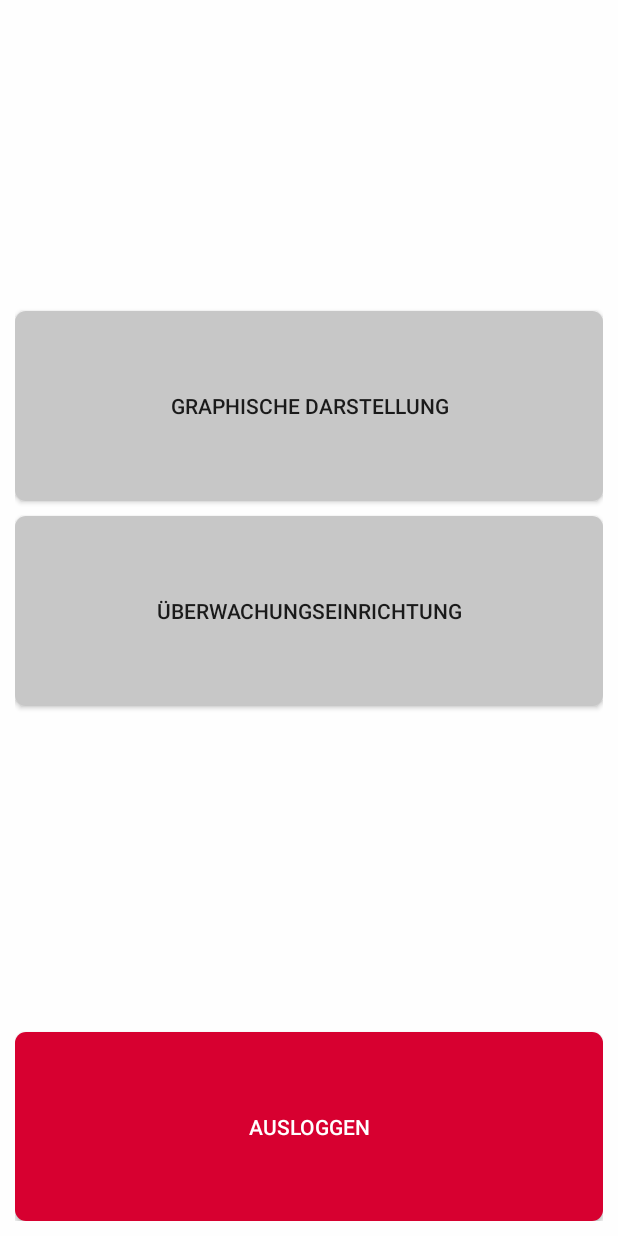
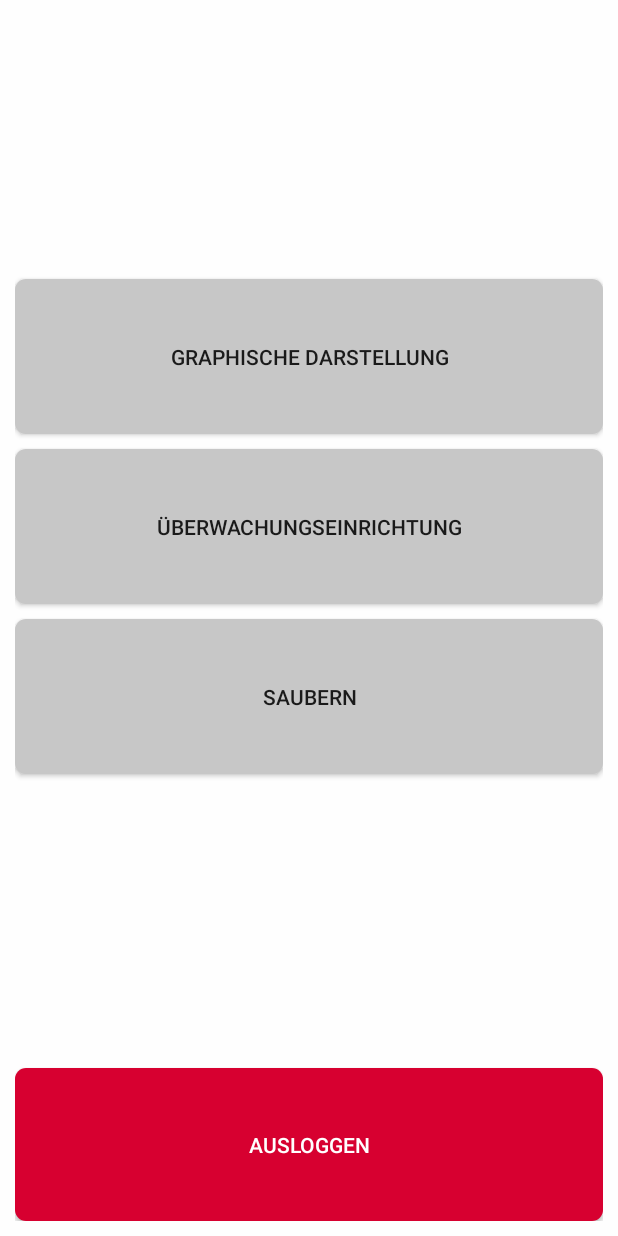
Before and after one commit to Azhimkulov/HeartRateMonitor, an Android app: the layout activity_patient_room.xml on its own in the app's theme, with its tools: preview values and no code run, on a phone screen of 412 x 824 dp. Run offline under Robolectric (Android 15) with nearby library versions, the phone set to English and light mode, and no system bars.

```diff
--- a/Android/app/src/main/res/layout/activity_patient_room.xml
+++ b/Android/app/src/main/res/layout/activity_patient_room.xml
@@ -53,6 +53,14 @@
         android:text="Überwachungseinrichtung"
         android:id="@+id/btn_serial_monitor_proom"/>
 
+    <Button
+        android:layout_width="match_parent"
+        android:layout_height="match_parent"
+        android:layout_weight="1.1"
+        android:layout_marginBottom="@dimen/mrgn_et_auth"
+        android:background="@drawable/btn_middle"
+        android:text="Saubern"
+        android:id="@+id/btn_delete_proom"/>
 
     <LinearLayout
         android:layout_width="match_parent"
```
Also changed, not shown: 1 other file.
